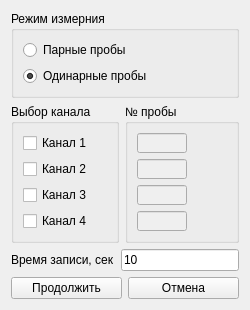
Qt form startmeasurment.ui (krang4d/Agrekola) before a commit.
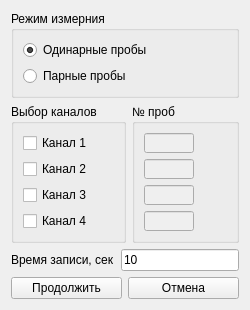
The same form after that commit.

Commit message: modified:  startmeasurment, useE154, widget

What changed in the file:
```diff
--- a/startmeasurment.ui
+++ b/startmeasurment.ui
@@ -38,13 +38,6 @@
       <bool>false</bool>
      </property>
      <layout class="QVBoxLayout" name="verticalLayout_3">
-      <item>
-       <widget class="QRadioButton" name="radioButton_double">
-        <property name="text">
-         <string>Парные пробы</string>
-        </property>
-       </widget>
-      </item>
       <item>
        <widget class="QRadioButton" name="radioButton_single">
         <property name="text">
@@ -55,6 +48,13 @@
         </property>
        </widget>
       </item>
+      <item>
+       <widget class="QRadioButton" name="radioButton_double">
+        <property name="text">
+         <string>Парные пробы</string>
+        </property>
+       </widget>
+      </item>
      </layout>
     </widget>
    </item>
@@ -63,7 +63,7 @@
      <item>
       <widget class="QGroupBox" name="groupBox_ch">
        <property name="title">
-        <string>Выбор канала</string>
+        <string>Выбор каналов</string>
        </property>
        <layout class="QVBoxLayout" name="verticalLayout_4">
         <item>
@@ -100,7 +100,7 @@
      <item>
       <widget class="QGroupBox" name="groupBox">
        <property name="title">
-        <string>№ пробы</string>
+        <string>№ проб</string>
        </property>
        <layout class="QVBoxLayout" name="verticalLayout">
         <item>
```
Left out of the diff: 1 changed line with no effect on the pictures. The commit also changes 4 other files.
